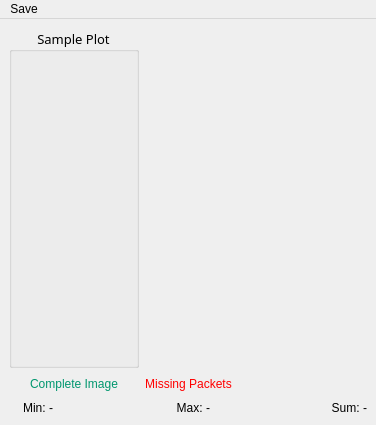
Before: the Qt Designer form slsDetectorGui/forms/form_cloneplot.ui in slsdetectorgroup/slsDetectorPackage, drawn with Qt 5.
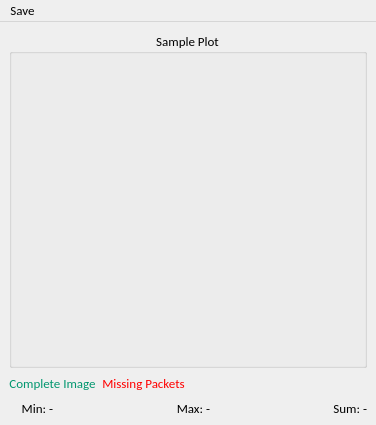
After: the same form once the commit is applied.

The edit to the form file:
```diff
--- a/slsDetectorGui/forms/form_cloneplot.ui
+++ b/slsDetectorGui/forms/form_cloneplot.ui
@@ -16,44 +16,17 @@
     <height>300</height>
    </size>
   </property>
+  <property name="font">
+   <font>
+    <family>Carlito</family>
+    <pointsize>10</pointsize>
+   </font>
+  </property>
   <property name="windowTitle">
    <string>MainWindow</string>
   </property>
   <widget class="QWidget" name="centralwidget">
    <layout class="QGridLayout" name="gridLayout">
-    <item row="0" column="0">
-     <widget class="QGroupBox" name="boxPlot">
-      <property name="sizePolicy">
-       <sizepolicy hsizetype="Expanding" vsizetype="Expanding">
-        <horstretch>0</horstretch>
-        <verstretch>0</verstretch>
-       </sizepolicy>
-      </property>
-      <property name="font">
-       <font>
-        <family>Sans Serif</family>
-        <pointsize>10</pointsize>
-       </font>
-      </property>
-      <property name="title">
-       <string>Sample Plot</string>
-      </property>
-      <property name="alignment">
-       <set>Qt::AlignCenter</set>
-      </property>
-      <property name="flat">
-       <bool>false</bool>
-      </property>
-      <layout class="QGridLayout" name="plotLayout">
-       <property name="margin">
-        <number>0</number>
-       </property>
-       <property name="spacing">
-        <number>0</number>
-       </property>
-      </layout>
-     </widget>
-    </item>
     <item row="1" column="0">
      <widget class="QLabel" name="lblCompleteImage">
       <property name="sizePolicy">
@@ -376,6 +349,48 @@
       </layout>
      </widget>
     </item>
+    <item row="0" column="0" colspan="3">
+     <widget class="QGroupBox" name="boxPlot">
+      <property name="sizePolicy">
+       <sizepolicy hsizetype="Expanding" vsizetype="Expanding">
+        <horstretch>0</horstretch>
+        <verstretch>0</verstretch>
+       </sizepolicy>
+      </property>
+      <property name="font">
+       <font>
+        <family>Carlito</family>
+        <pointsize>10</pointsize>
+       </font>
+      </property>
+      <property name="title">
+       <string>Sample Plot</string>
+      </property>
+      <property name="alignment">
+       <set>Qt::AlignCenter</set>
+      </property>
+      <property name="flat">
+       <bool>false</bool>
+      </property>
+      <layout class="QGridLayout" name="plotLayout">
+       <property name="leftMargin">
+        <number>0</number>
+       </property>
+       <property name="topMargin">
+        <number>0</number>
+       </property>
+       <property name="rightMargin">
+        <number>0</number>
+       </property>
+       <property name="bottomMargin">
+        <number>0</number>
+       </property>
+       <property name="spacing">
+        <number>0</number>
+       </property>
+      </layout>
+     </widget>
+    </item>
    </layout>
   </widget>
   <widget class="QMenuBar" name="menubar">
@@ -384,7 +399,7 @@
      <x>0</x>
      <y>0</y>
      <width>376</width>
-     <height>27</height>
+     <height>17</height>
     </rect>
    </property>
    <widget class="QMenu" name="menuSave">
```
Left out of the diff: 11 changed lines with no effect on the pictures.
